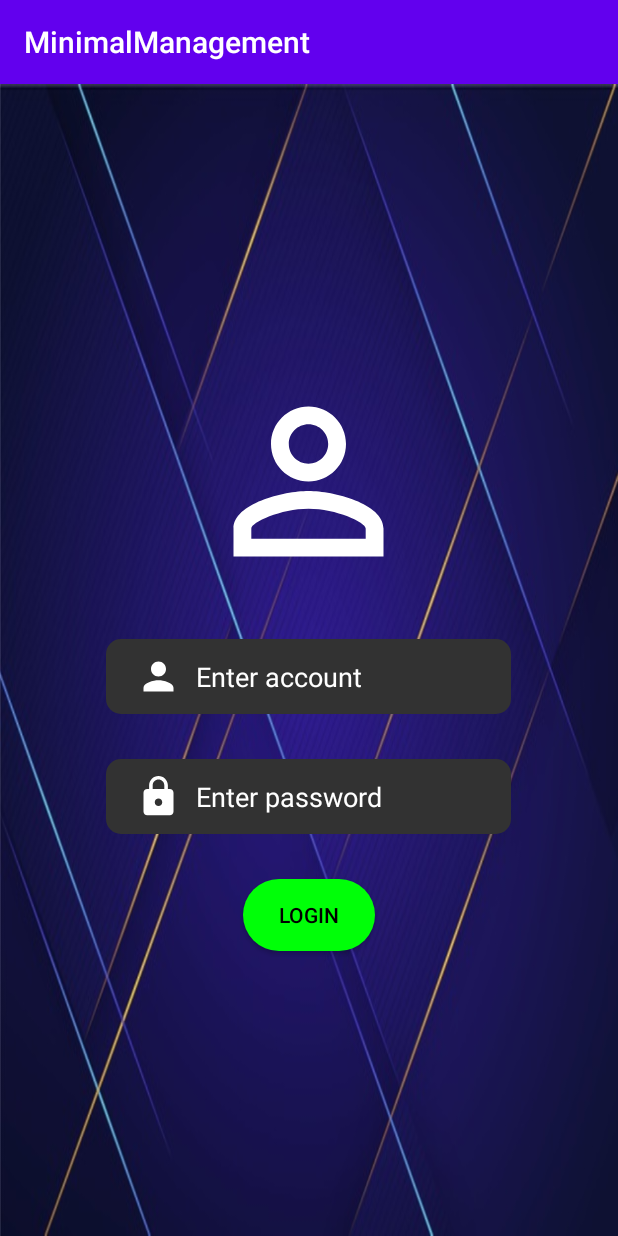
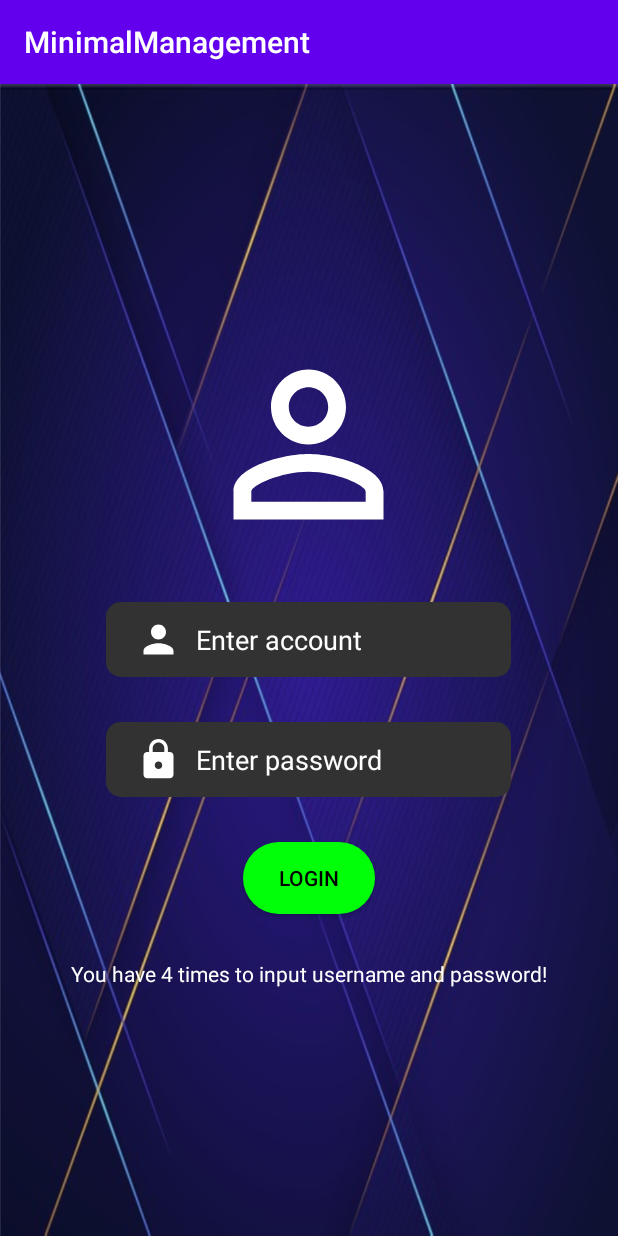
Before and after one commit to mizzerx/android_app_demo, an Android app: the screen it shows after launch (MainActivity), after a tap on "LOGIN", on a phone screen of 412 x 824 dp. Run offline under Robolectric (Android 15) with nearby library versions, the phone set to English and light mode, and no system bars.

Commit message:
Add limit enter incorrect username or password and allow to start new Activity
Signed-off-by: mizzerx <vuhunglcute@gmail.com>

```diff
--- a/app/src/main/AndroidManifest.xml
+++ b/app/src/main/AndroidManifest.xml
@@ -9,6 +9,8 @@
             android:roundIcon="@mipmap/ic_launcher_round"
             android:supportsRtl="true"
             android:theme="@style/AppTheme">
+        <activity android:name=".OverviewActivity">
+        </activity>
         <activity android:name=".MainActivity">
             <intent-filter>
                 <action android:name="android.intent.action.MAIN"/>
--- a/app/src/main/java/com/android/minimalmanagement/MainActivity.java
+++ b/app/src/main/java/com/android/minimalmanagement/MainActivity.java
@@ -1,8 +1,10 @@
 package com.android.minimalmanagement;
 
+import android.content.Intent;
 import android.view.View;
 import android.widget.Button;
 import android.widget.EditText;
+import android.widget.TextView;
 import android.widget.Toast;
 import androidx.appcompat.app.AlertDialog;
 import androidx.appcompat.app.AppCompatActivity;
@@ -11,6 +13,8 @@ import android.os.Bundle;
 public class MainActivity extends AppCompatActivity {
     EditText etUsername, etPassword;
     Button btLogin;
+    TextView txtNote;
+    int count = 5;
 
     @Override
     protected void onCreate(Bundle savedInstanceState) {
@@ -20,15 +24,22 @@ public class MainActivity extends AppCompatActivity {
         etUsername = findViewById(R.id.et_username);
         etPassword = findViewById(R.id.et_password);
         btLogin = findViewById(R.id.bt_login);
+        txtNote = findViewById(R.id.txt_Note);
 
         btLogin.setOnClickListener(new View.OnClickListener() {
+
             @Override
             public void onClick(View v) {
                 if (etUsername.getText().toString().equals("admin") &&
                 etPassword.getText().toString().equals("admin")) {
                     Toast.makeText(getApplicationContext(), "Login Success", Toast.LENGTH_SHORT).show();
+                    Intent intent = new Intent(MainActivity.this, OverviewActivity.class);
+                    startActivity(intent);
                 } else {
+                    count--;
                     Toast.makeText(getApplicationContext(), "You are not a admin / Username or password is not valid", Toast.LENGTH_SHORT).show();
+                    txtNote.setText("You have " + count + " times to input username and password!");
+                    if (count == 0) btLogin.setEnabled(false);
                 }
             }
         });
--- a/app/src/main/res/layout/activity_main.xml
+++ b/app/src/main/res/layout/activity_main.xml
@@ -72,4 +72,11 @@
             android:layout_marginTop="30dp"
             android:background="@drawable/round_button"/>
 
+    <TextView
+            android:layout_width="wrap_content"
+            android:layout_height="wrap_content"
+            android:layout_marginTop="30dp"
+            android:id="@+id/txt_Note"
+            android:textColor="@android:color/white"/>
+
 </LinearLayout>
```
Also changed, not shown: app/src/main/java/com/android/minimalmanagement/OverviewActivity.java (added, +13 -0 lines), app/src/main/res/layout/activity_overview.xml (added, +10 -0 lines), 1 other file.
